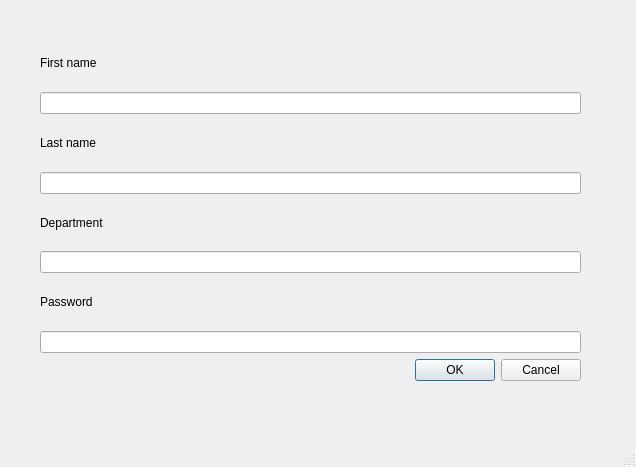
This is 00_Qt_Client/login.ui in EliasWollitzer/Diplomarbeit as Qt 5 draws it before an edit. The edited form follows.
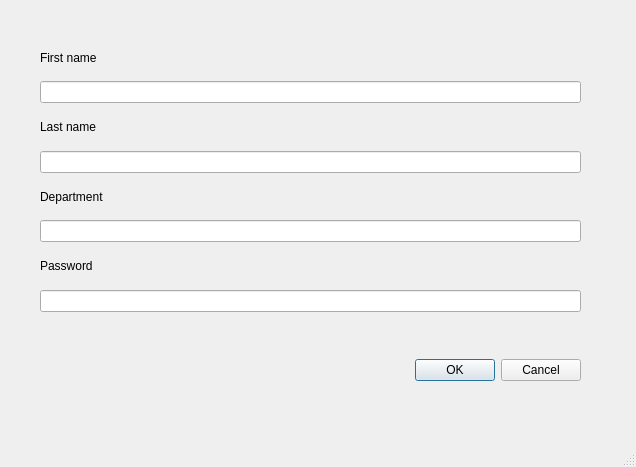
This is the edited form.

Patch:
```diff
--- a/00_Qt_Client/login.ui
+++ b/00_Qt_Client/login.ui
@@ -64,6 +64,13 @@
      <item>
       <widget class="QLineEdit" name="lineEditPW"/>
      </item>
+     <item>
+      <widget class="QLabel" name="labelINFO">
+       <property name="text">
+        <string/>
+       </property>
+      </widget>
+     </item>
      <item>
       <widget class="QDialogButtonBox" name="buttonBox">
        <property name="standardButtons">
```
